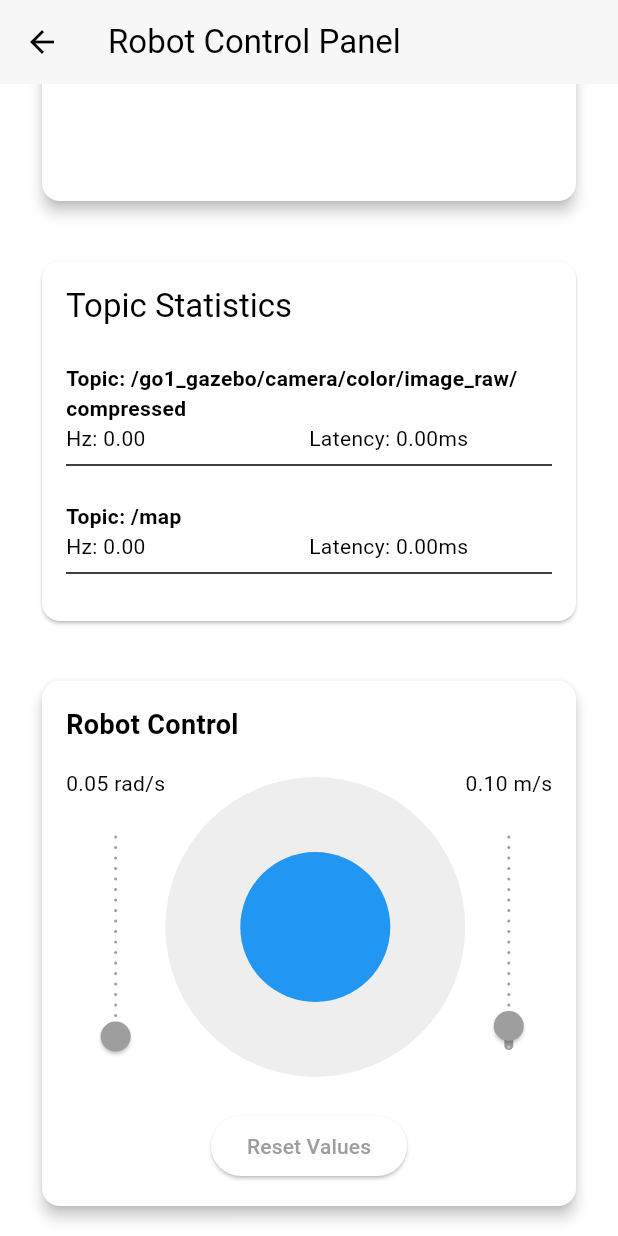
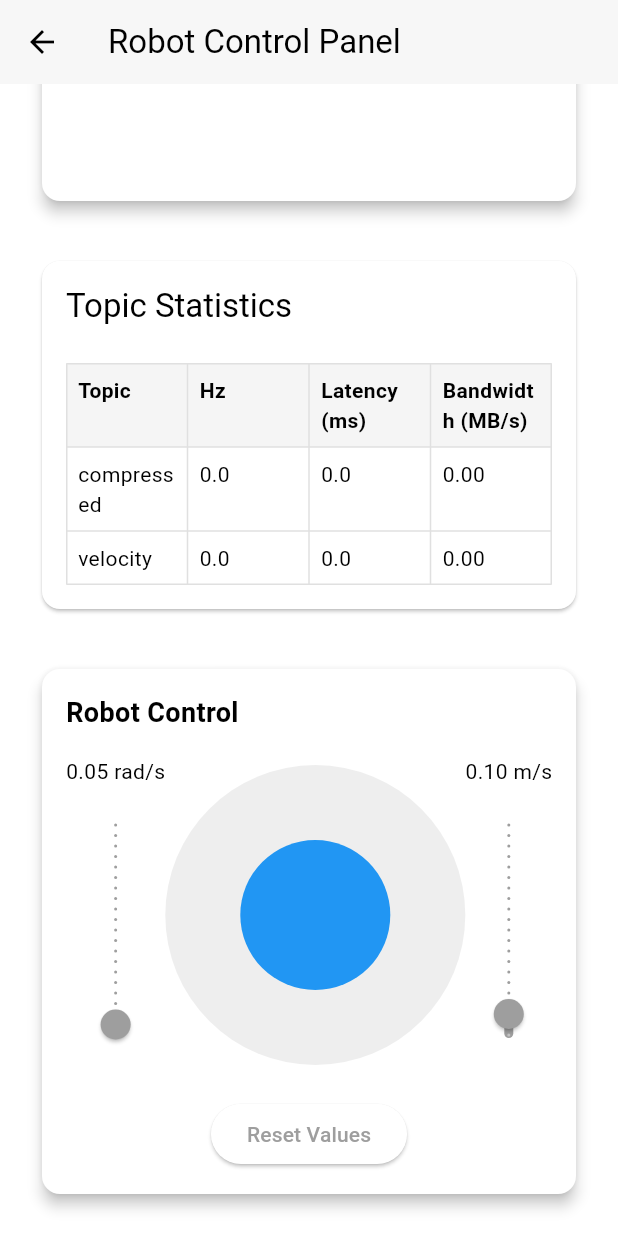
Before and after one commit to ziwon-park/quadrobot_gui, a Flutter app: the MainPage screen opened directly, scrolled down 814 dp, on a phone screen of 412 x 824 dp. Run offline on Flutter 3.47's test engine with Material 3 defaults, Android fonts, the phone set to English and light mode, and no system bars; our stand-ins replace fl_chart, get, yaml; missing offline and left inert: dart:html; network calls fail.

Commit message:
edit Topic Statistics

```diff
--- a/ros_web_app/lib/pages/communication.dart
+++ b/ros_web_app/lib/pages/communication.dart
@@ -1,6 +1,8 @@
 import 'package:flutter/material.dart';
 import '../ros_service.dart';
 import 'dart:async';
+import 'dart:math' as math;
+import 'package:fl_chart/fl_chart.dart';
 
 class CommunicationPanel extends StatefulWidget {
   @override
@@ -11,49 +13,271 @@ class TopicStats {
   String name;
   double hz = 0;
   double latency = 0;
+  double bandwidth = 0;  // MB/s
   int messageCount = 0;
   DateTime? lastMessageTime;
+  int lastMessageSize = 0;
+
+  List<double> recentLatencies = [];
+  List<DateTime> messageTimestamps = [];
+
+  static const int LATENCY_WINDOW_SIZE = 20;
+  static const int HZ_WINDOW_DURATION = 1000;
 
   TopicStats(this.name);
 
   void updateStats() {
+    final now = DateTime.now();
+
+    // Hz 계산: 최근 1초 동안의 메시지 수 계산
+    messageTimestamps = messageTimestamps.where(
+      (timestamp) => now.difference(timestamp).inMilliseconds < HZ_WINDOW_DURATION
+    ).toList();
+
+    // 실제 Hz 계산
+    hz = messageTimestamps.length.toDouble();
+
+    // Latency 계산: 최근 메시지들의 평균 지연시간
+    if (recentLatencies.isNotEmpty) {
+      latency = recentLatencies.reduce((a, b) => a + b) / recentLatencies.length;
+    }
+
+    // Bandwidth 계산 (마지막 1초 동안의 총 데이터 크기)
     if (lastMessageTime != null) {
-      final now = DateTime.now();
       final duration = now.difference(lastMessageTime!);
-      latency = duration.inMilliseconds.toDouble();
-
-      // Calculate hz over a 1-second window
       if (duration.inSeconds >= 1) {
-        hz = messageCount / duration.inSeconds;
+        bandwidth = (lastMessageSize * messageCount) / (1024 * 1024); // MB/s
         messageCount = 0;
         lastMessageTime = now;
       }
     }
   }
 
-  void onMessageReceived() {
+
+
+  void onMessageReceived(int messageSize) {
     final now = DateTime.now();
+
+    // 메시지 타임스탬프 저장
+    messageTimestamps.add(now);
+
+    // latency 계산 및 저장
+    if (lastMessageTime != null) {
+      final currentLatency = now.difference(lastMessageTime!).inMilliseconds.toDouble();
+      recentLatencies.add(currentLatency);
+
+      // 윈도우 크기 유지
+      if (recentLatencies.length > LATENCY_WINDOW_SIZE) {
+        recentLatencies.removeAt(0);
+      }
+    }
+
+    // 대역폭 계산을 위한 데이터 갱신
     messageCount++;
-    if (lastMessageTime == null) {
-      lastMessageTime = now;
-    }
+    lastMessageSize = messageSize;
+    lastMessageTime = now;
+
     updateStats();
   }
+
 }
+
 
 class _CommunicationPanelState extends State<CommunicationPanel> {
   final Map<String, TopicStats> topicStats = {};
   Timer? _updateTimer;
   final List<String> monitoredTopics = [
     '/go1_gazebo/camera/color/image_raw/compressed',
-    '/map',
+    '/cmd/velocity',
   ];
+
+  final List<Color> colors = [
+    Colors.blue,
+    Colors.green,
+    Colors.orange,
+  ];
+
+  // max 값을 계산하는 헬퍼 메소드
+  double getMaxValue(List<double> values) {
+    if (values.isEmpty) return 10.0;
+    return values.reduce((a, b) => math.max(a, b));
+  }
+
+  Widget getTitleWidget(double value, TitleMeta meta) {
+    final topics = topicStats.keys.toList();
+    if (value.toInt() >= topics.length) return const Text('');
+    return Padding(
+      padding: const EdgeInsets.only(top: 8.0),
+      child: Text(
+        topics[value.toInt()].split('/').last,
+        style: const TextStyle(fontSize: 12),
+      ),
+    );
+  }
+
+  BarChartData createChartData(List<double> values, String title, {double? maxYValue}) {
+    return BarChartData(
+      alignment: BarChartAlignment.spaceAround,
+      maxY: maxYValue ?? getMaxValue(values) * 1.2,
+      titlesData: FlTitlesData(
+        show: true,
+        bottomTitles: AxisTitles(
+          sideTitles: SideTitles(
+            showTitles: true,
+            getTitlesWidget: getTitleWidget,
+            reservedSize: 42,
+          ),
+        ),
+        leftTitles: AxisTitles(
+          axisNameWidget: Text(title),
+          sideTitles: SideTitles(
+            showTitles: true,
+            reservedSize: 42,
+            getTitlesWidget: (value, meta) {
+              return Text(value.toStringAsFixed(1));
+            },
+          ),
+        ),
+        topTitles: AxisTitles(
+          sideTitles: SideTitles(showTitles: false),
+        ),
+        rightTitles: AxisTitles(
+          sideTitles: SideTitles(showTitles: false),
+        ),
+      ),
+      gridData: FlGridData(show: true),
+      barGroups: List.generate(
+        topicStats.length,
+        (index) => BarChartGroupData(
+          x: index,
+          barRods: [
+            BarChartRodData(
+              toY: values[index],
+              color: colors[index % colors.length],
+              width: 20,
+              borderRadius: BorderRadius.zero,
+            ),
+          ],
+        ),
+      ),
+    );
+  }
+
+  @override
+  Widget build(BuildContext context) {
+    final List<double> hzValues = topicStats.values.map((e) => e.hz).toList();
+    final List<double> latencyValues = topicStats.values.map((e) => e.latency).toList();
+    final List<double> bandwidthValues = topicStats.values.map((e) => e.bandwidth).toList();
+
+    return Card(
+      child: Padding(
+        padding: EdgeInsets.all(16.0),
+        child: Column(
+          crossAxisAlignment: CrossAxisAlignment.start,
+          children: [
+            Text(
+              'Topic Statistics',
+              style: Theme.of(context).textTheme.titleLarge,
+            ),
+            SizedBox(height: 24),
+
+            // Hz Chart
+            // AspectRatio(
+            //   aspectRatio: 2,
+            //   child: Padding(
+            //     padding: EdgeInsets.symmetric(horizontal: 16),
+            //     child: BarChart(
+            //       createChartData(hzValues, 'Hz'),
+            //     ),
+            //   ),
+            // ),
+
+            // SizedBox(height: 24),
+
+            // // Latency Chart
+            // AspectRatio(
+            //   aspectRatio: 2,
+            //   child: Padding(
+            //     padding: EdgeInsets.symmetric(horizontal: 16),
+            //     child: BarChart(
+            //       createChartData(latencyValues, 'Latency (ms)'),
+            //     ),
+            //   ),
+            // ),
+
+            // SizedBox(height: 24),
+
+            // // Bandwidth Chart
+            // AspectRatio(
+            //   aspectRatio: 2,
+            //   child: Padding(
+            //     padding: EdgeInsets.symmetric(horizontal: 16),
+            //     child: BarChart(
+            //       createChartData(bandwidthValues, 'Bandwidth (MB/s)'),
+            //     ),
+            //   ),
+            // ),
+
+            // SizedBox(height: 24),
+
+            // Details Table
+            Table(
+              border: TableBorder.all(color: Colors.grey.shade300),
+              children: [
+                TableRow(
+                  decoration: BoxDecoration(color: Colors.grey.shade100),
+                  children: [
+                    TableCell(child: Padding(
+                      padding: EdgeInsets.all(8.0),
+                      child: Text('Topic', style: TextStyle(fontWeight: FontWeight.bold)),
+                    )),
+                    TableCell(child: Padding(
+                      padding: EdgeInsets.all(8.0),
+                      child: Text('Hz', style: TextStyle(fontWeight: FontWeight.bold)),
+                    )),
+                    TableCell(child: Padding(
+                      padding: EdgeInsets.all(8.0),
+                      child: Text('Latency (ms)', style: TextStyle(fontWeight: FontWeight.bold)),
+                    )),
+                    TableCell(child: Padding(
+                      padding: EdgeInsets.all(8.0),
+                      child: Text('Bandwidth (MB/s)', style: TextStyle(fontWeight: FontWeight.bold)),
+                    )),
+                  ],
+                ),
+                ...topicStats.entries.map((entry) => TableRow(
+                  children: [
+                    TableCell(child: Padding(
+                      padding: EdgeInsets.all(8.0),
+                      child: Text(entry.key.split('/').last),
+                    )),
+                    TableCell(child: Padding(
+                      padding: EdgeInsets.all(8.0),
+                      child: Text(entry.value.hz.toStringAsFixed(1)),
+                    )),
+                    TableCell(child: Padding(
+                      padding: EdgeInsets.all(8.0),
+                      child: Text(entry.value.latency.toStringAsFixed(1)),
+                    )),
+                    TableCell(child: Padding(
+                      padding: EdgeInsets.all(8.0),
+                      child: Text(entry.value.bandwidth.toStringAsFixed(2)),
+                    )),
+                  ],
+                )).toList(),
+              ],
+            ),
+          ],
+        ),
+      ),
+    );
+  }
 
   @override
   void initState() {
     super.initState();
     _initializeTopics();
-    _updateTimer = Timer.periodic(Duration(milliseconds: 100), (timer) {
+    _updateTimer = Timer.periodic(Duration(milliseconds: 50), (timer) {
       setState(() {
         topicStats.values.forEach((stats) => stats.updateStats());
       });
@@ -68,7 +292,7 @@ class _CommunicationPanelState extends State<CommunicationPanel> {
         rosService.subscribeTopic(topic, (data) {
           if (mounted) {
             setState(() {
-              topicStats[topic]?.onMessageReceived();
+              topicStats[topic]?.onMessageReceived(data.toString().length);
             });
           }
         });
@@ -81,50 +305,4 @@ class _CommunicationPanelState extends State<CommunicationPanel> {
     _updateTimer?.cancel();
     super.dispose();
   }
-
-  @override
-  Widget build(BuildContext context) {
-    return Card(
-      child: Padding(
-        padding: EdgeInsets.all(16.0),
-        child: Column(
-          crossAxisAlignment: CrossAxisAlignment.start,
-          children: [
-            Text(
-              'Topic Statistics',
-              style: Theme.of(context).textTheme.titleLarge,
-            ),
-            SizedBox(height: 16),
-            ...topicStats.entries.map((entry) {
-              return Padding(
-                padding: EdgeInsets.symmetric(vertical: 8.0),
-                child: Column(
-                  crossAxisAlignment: CrossAxisAlignment.start,
-                  children: [
-                    Text(
-                      'Topic: ${entry.key}',
-                      style: TextStyle(fontWeight: FontWeight.bold),
-                    ),
-                    Row(
-                      children: [
-                        Expanded(
-                          child: Text('Hz: ${entry.value.hz.toStringAsFixed(2)}'),
-                        ),
-                        Expanded(
-                          child: Text(
-                            'Latency: ${entry.value.latency.toStringAsFixed(2)}ms',
-                          ),
-                        ),
-                      ],
-                    ),
-                    Divider(),
-                  ],
-                ),
-              );
-            }).toList(),
-          ],
-        ),
-      ),
-    );
-  }
 }
--- a/ros_web_app/pubspec.yaml
+++ b/ros_web_app/pubspec.yaml
@@ -34,6 +34,7 @@ dependencies:
   get: ^4.6.5
   http: ^0.13.4
   yaml: ^3.1.2
+  fl_chart: ^0.65.0
   # webview_flutter: ^4.10.0
   # webview_flutter_web: ^4.2.0
 
```
Also changed, not shown: ros_web_app/pubspec.lock.
